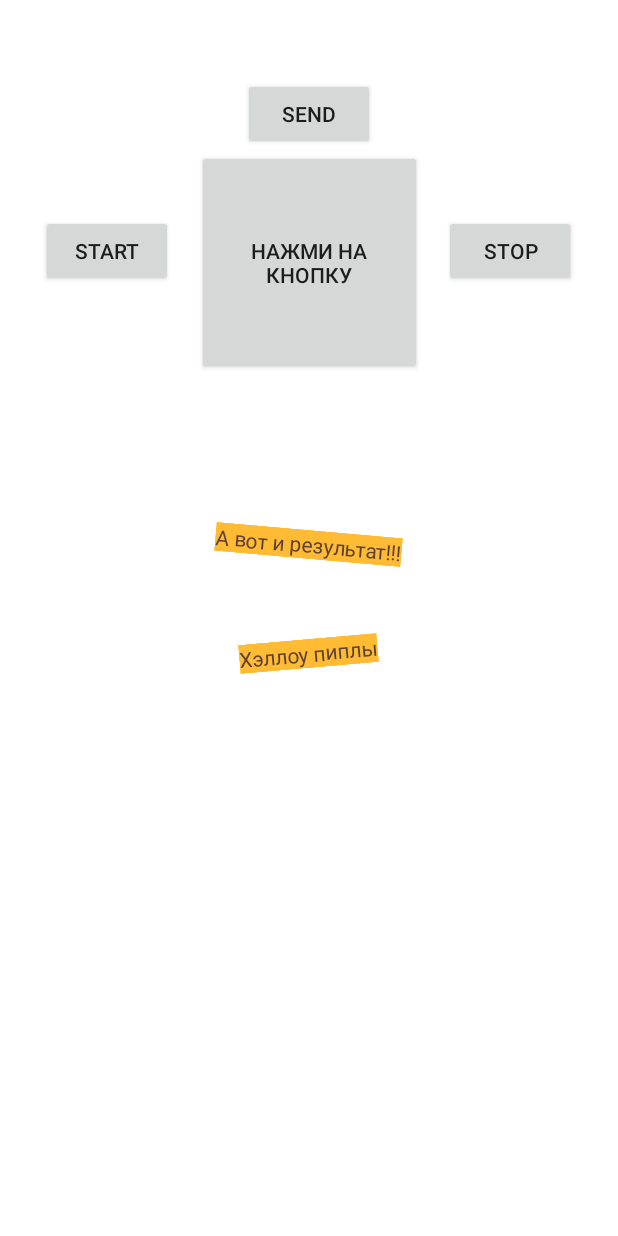
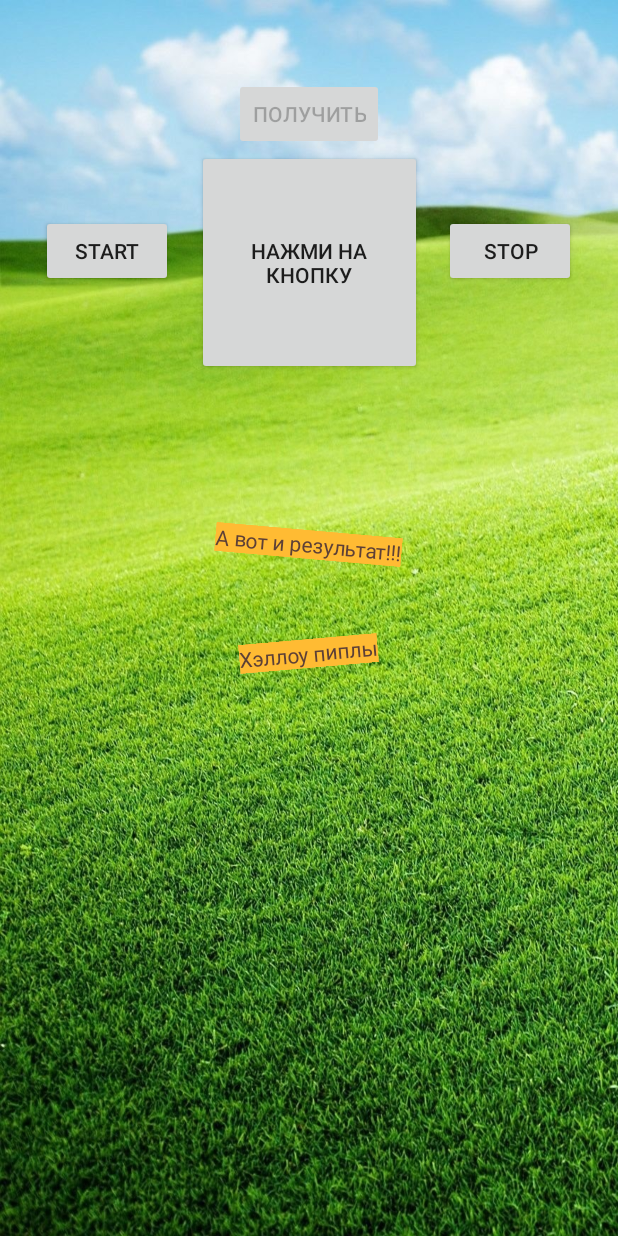
Before and after one commit to Naerrean/HW2, an Android app: the layout activity_main.xml on its own in the app's theme, with its tools: preview values and no code run, on a phone screen of 412 x 824 dp. Run offline under Robolectric (Android 15) with nearby library versions, the phone set to English and light mode, and no system bars.

Commit message:
All working.

```diff
--- a/app/build.gradle
+++ b/app/build.gradle
@@ -54,4 +54,5 @@ dependencies {
     testImplementation 'junit:junit:4.13.2'
     androidTestImplementation 'com.android.support.test:runner:1.0.2'
     androidTestImplementation 'com.android.support.test.espresso:espresso-core:3.0.2'
+    implementation 'pl.droidsonroids.gif:android-gif-drawable:1.2.19'
 }
--- a/app/src/main/AndroidManifest.xml
+++ b/app/src/main/AndroidManifest.xml
@@ -5,9 +5,9 @@
     <application
         android:allowBackup="true"
         android:fullBackupOnly="true"
-        android:icon="@mipmap/ic_launcher"
+        android:icon="@drawable/ic_hammer"
         android:label="@string/app_name"
-        android:roundIcon="@mipmap/ic_launcher_round"
+        android:roundIcon="@drawable/ic_thinc"
         android:supportsRtl="true"
         android:theme="@style/Theme.HW">
         <service
--- a/app/src/main/res/layout/activity_main.xml
+++ b/app/src/main/res/layout/activity_main.xml
@@ -5,7 +5,8 @@
     android:id="@+id/cl"
     android:layout_width="match_parent"
     android:layout_height="match_parent"
-    android:background="@color/white"
+    android:background="@drawable/bg_grass"
+    android:backgroundTintMode="add"
     tools:context=".MainActivity">
 
     <TextView
@@ -70,14 +71,27 @@
         app:layout_constraintStart_toStartOf="parent" />
 
     <Button
-        android:id="@+id/sendBtn"
+        android:id="@+id/getfsBtn"
         android:layout_width="wrap_content"
         android:layout_height="wrap_content"
-        android:text="@string/send"
+        android:enabled="false"
+        android:text="@string/getFS"
         app:layout_constraintBottom_toTopOf="@+id/tik"
         app:layout_constraintEnd_toEndOf="parent"
         app:layout_constraintHorizontal_bias="0.5"
         app:layout_constraintStart_toStartOf="parent" />
 
+    <pl.droidsonroids.gif.GifImageView
+        android:id="@+id/gifImageView"
+        android:layout_width="215dp"
+        android:layout_height="197dp"
+        android:layout_marginTop="513dp"
+        android:src="@drawable/gif_bike"
+        android:visibility="invisible"
+        app:layout_constraintEnd_toEndOf="parent"
+        app:layout_constraintHorizontal_bias="0.5"
+        app:layout_constraintStart_toStartOf="parent"
+        app:layout_constraintTop_toTopOf="parent" />
+
 
 </androidx.constraintlayout.widget.ConstraintLayout>
--- a/app/src/main/res/values/strings.xml
+++ b/app/src/main/res/values/strings.xml
@@ -1,5 +1,5 @@
 <resources>
-    <string name="app_name">HW</string>
+    <string name="app_name">Моя версия привет мир</string>
     <string name="b1">Нажми на кнопку</string>
     <string name="t2">Добрый день</string>
     <string name="t1">Хэллоу пиплы</string>
@@ -11,5 +11,6 @@
     <string name="mOlOn">Служба уже запущенна</string>
     <string name="mOlOff">Служба уже остановленна</string>
     <string name="space">------</string>
-    <string name="send">send</string>
+    <string name="getFS">Получить</string>
+    <string name="sendMsg">Отправляем информацию в службу!</string>
 </resources>
```
Also changed, not shown: app/src/main/java/com/example/hw/HWservice.kt (+15 -9 lines), app/src/main/java/com/example/hw/MainActivity.kt (+38 -23 lines), app/src/main/res/drawable/bg_grass.jpg (added), app/src/main/res/drawable/gif_bike.gif (added), app/src/main/res/drawable/ic_hammer.png (added), app/src/main/res/drawable/ic_thinc.png (added).
